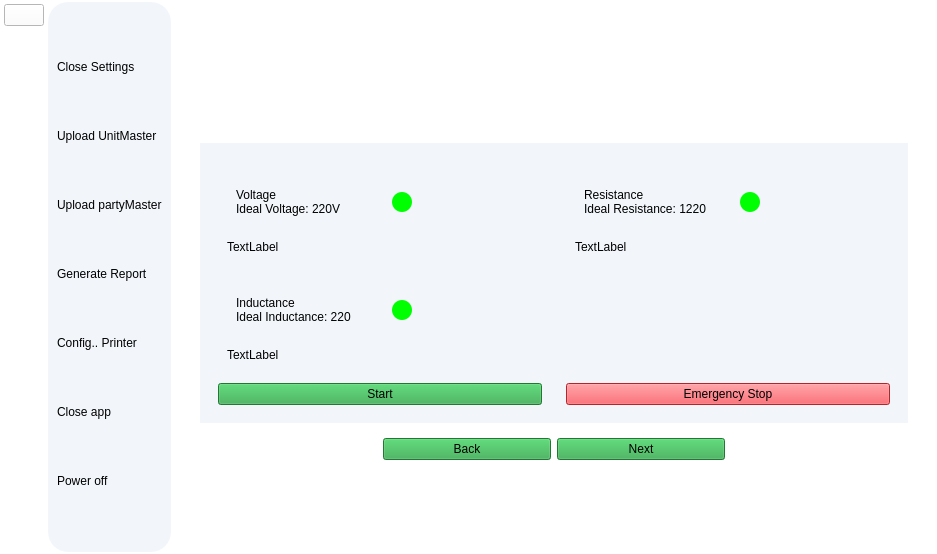
First picture: the form in frontend/v1.ui, repository adityakhode/MPUTESTER, before the edit.
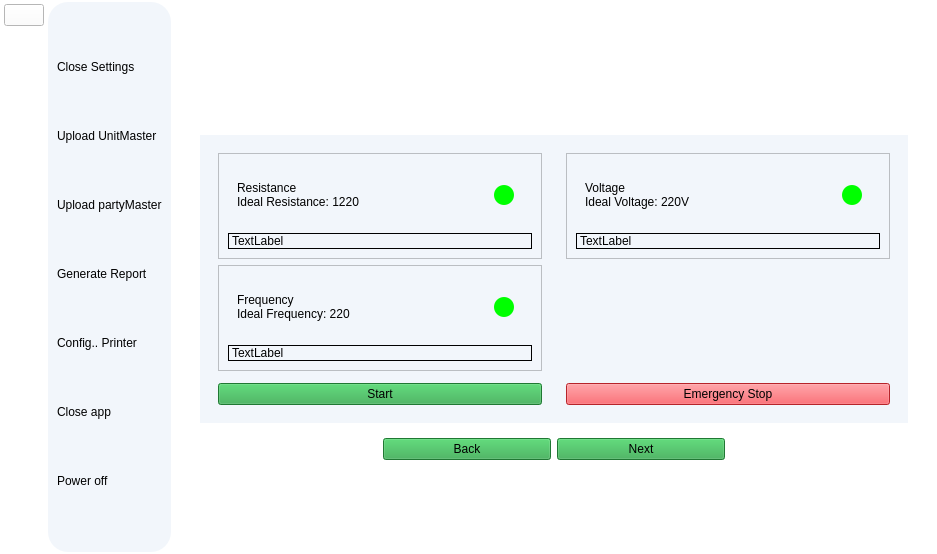
Second picture: the form after the edit. The open tabs and pages were chosen to show the change. Icons and pictures are not drawn.

What changed in the file:
```diff
--- a/frontend/v1.ui
+++ b/frontend/v1.ui
@@ -267,6 +267,9 @@
       <property name="frameShape">
        <enum>QFrame::NoFrame</enum>
       </property>
+      <property name="frameShadow">
+       <enum>QFrame::Raised</enum>
+      </property>
       <layout class="QVBoxLayout" name="verticalLayout_22">
        <item>
         <widget class="QFrame" name="headerFrame">
@@ -296,6 +299,9 @@
          <property name="frameShape">
           <enum>QFrame::NoFrame</enum>
          </property>
+         <property name="frameShadow">
+          <enum>QFrame::Raised</enum>
+         </property>
          <layout class="QHBoxLayout" name="horizontalLayout_7">
           <property name="spacing">
            <number>0</number>
@@ -672,6 +678,9 @@
              <property name="frameShape">
               <enum>QFrame::NoFrame</enum>
              </property>
+             <property name="frameShadow">
+              <enum>QFrame::Raised</enum>
+             </property>
              <layout class="QVBoxLayout" name="verticalLayout_12">
               <item>
                <widget class="QFrame" name="subFrame_4">
@@ -687,12 +696,18 @@
                 <property name="frameShape">
                  <enum>QFrame::NoFrame</enum>
                 </property>
+                <property name="frameShadow">
+                 <enum>QFrame::Raised</enum>
+                </property>
                 <layout class="QHBoxLayout" name="horizontalLayout_30">
                  <item>
                   <widget class="QFrame" name="leftSubFrame_2">
                    <property name="frameShape">
                     <enum>QFrame::NoFrame</enum>
                    </property>
+                   <property name="frameShadow">
+                    <enum>QFrame::Raised</enum>
+                   </property>
                    <layout class="QVBoxLayout" name="verticalLayout_13">
                     <item>
                      <widget class="QFrame" name="voltageFrame">
@@ -700,7 +715,10 @@
                        <string notr="true"/>
                       </property>
                       <property name="frameShape">
-                       <enum>QFrame::NoFrame</enum>
+                       <enum>QFrame::StyledPanel</enum>
+                      </property>
+                      <property name="frameShadow">
+                       <enum>QFrame::Raised</enum>
                       </property>
                       <layout class="QVBoxLayout" name="verticalLayout_2">
                        <item>
@@ -708,13 +726,19 @@
                          <property name="frameShape">
                           <enum>QFrame::NoFrame</enum>
                          </property>
+                         <property name="frameShadow">
+                          <enum>QFrame::Raised</enum>
+                         </property>
                          <layout class="QHBoxLayout" name="horizontalLayout_36">
                           <item>
-                           <widget class="QFrame" name="voltageSubFrame_2">
+                           <widget class="QFrame" name="resistanceSubFrame_2">
                             <property name="frameShape">
                              <enum>QFrame::NoFrame</enum>
                             </property>
-                            <layout class="QVBoxLayout" name="verticalLayout_19">
+                            <property name="frameShadow">
+                             <enum>QFrame::Raised</enum>
+                            </property>
+                            <layout class="QVBoxLayout" name="verticalLayout_17">
                              <property name="spacing">
                               <number>0</number>
                              </property>
@@ -722,7 +746,7 @@
                               <number>0</number>
                              </property>
                              <item>
-                              <widget class="QLabel" name="voltageLabel">
+                              <widget class="QLabel" name="resistanceLabel">
                                <property name="sizePolicy">
                                 <sizepolicy hsizetype="Preferred" vsizetype="Fixed">
                                  <horstretch>0</horstretch>
@@ -730,12 +754,12 @@
                                 </sizepolicy>
                                </property>
                                <property name="text">
-                                <string>Voltage</string>
+                                <string>Resistance</string>
                                </property>
                               </widget>
                              </item>
                              <item>
-                              <widget class="QLabel" name="voltageValue">
+                              <widget class="QLabel" name="resistanceValue">
                                <property name="sizePolicy">
                                 <sizepolicy hsizetype="Preferred" vsizetype="Fixed">
                                  <horstretch>0</horstretch>
@@ -743,7 +767,7 @@
                                 </sizepolicy>
                                </property>
                                <property name="text">
-                                <string>Ideal Voltage: 220V</string>
+                                <string>Ideal Resistance: 1220</string>
                                </property>
                               </widget>
                              </item>
@@ -751,13 +775,16 @@
                            </widget>
                           </item>
                           <item>
-                           <widget class="QFrame" name="voltageStatusFrame">
+                           <widget class="QFrame" name="resistanceSubFrame_3">
                             <property name="frameShape">
                              <enum>QFrame::NoFrame</enum>
                             </property>
-                            <layout class="QVBoxLayout" name="verticalLayout_20">
-                             <item>
-                              <widget class="QLabel" name="voltageStatus">
+                            <property name="frameShadow">
+                             <enum>QFrame::Raised</enum>
+                            </property>
+                            <layout class="QVBoxLayout" name="verticalLayout_18">
+                             <item alignment="Qt::AlignRight">
+                              <widget class="QLabel" name="resistanceStatus">
                                <property name="minimumSize">
                                 <size>
                                  <width>20</width>
@@ -786,7 +813,7 @@
                         </widget>
                        </item>
                        <item>
-                        <widget class="QLabel" name="voltageCalculatedValue">
+                        <widget class="QLabel" name="resistanceCalculatedValue">
                          <property name="sizePolicy">
                           <sizepolicy hsizetype="Preferred" vsizetype="Fixed">
                            <horstretch>0</horstretch>
@@ -794,7 +821,7 @@
                           </sizepolicy>
                          </property>
                          <property name="frameShape">
-                          <enum>QFrame::NoFrame</enum>
+                          <enum>QFrame::Panel</enum>
                          </property>
                          <property name="text">
                           <string>TextLabel</string>
@@ -807,7 +834,10 @@
                     <item>
                      <widget class="QFrame" name="inductanceFrame">
                       <property name="frameShape">
-                       <enum>QFrame::NoFrame</enum>
+                       <enum>QFrame::StyledPanel</enum>
+                      </property>
+                      <property name="frameShadow">
+                       <enum>QFrame::Raised</enum>
                       </property>
                       <layout class="QVBoxLayout" name="verticalLayout_3">
                        <item>
@@ -815,12 +845,18 @@
                          <property name="frameShape">
                           <enum>QFrame::NoFrame</enum>
                          </property>
+                         <property name="frameShadow">
+                          <enum>QFrame::Raised</enum>
+                         </property>
                          <layout class="QHBoxLayout" name="horizontalLayout_32">
                           <item>
                            <widget class="QFrame" name="inductanceSubFrame">
                             <property name="frameShape">
                              <enum>QFrame::NoFrame</enum>
                             </property>
+                            <property name="frameShadow">
+                             <enum>QFrame::Raised</enum>
+                            </property>
                             <layout class="QVBoxLayout" name="verticalLayout_15">
                              <property name="spacing">
                               <number>0</number>
@@ -837,7 +873,7 @@
                                 </sizepolicy>
                                </property>
                                <property name="text">
-                                <string>Inductance</string>
+                                <string>Frequency</string>
                                </property>
                               </widget>
                              </item>
@@ -850,7 +886,7 @@
                                 </sizepolicy>
                                </property>
                                <property name="text">
-                                <string>Ideal Inductance: 220</string>
+                                <string>Ideal Frequency: 220</string>
                                </property>
                               </widget>
                              </item>
@@ -862,9 +898,12 @@
                             <property name="frameShape">
                              <enum>QFrame::NoFrame</enum>
                             </property>
+                            <property name="frameShadow">
+                             <enum>QFrame::Raised</enum>
+                            </property>
                             <layout class="QVBoxLayout" name="verticalLayout_16">
-                             <item>
-                              <widget class="QLabel" name="inductanceStatus">
+                             <item alignment="Qt::AlignRight">
+                              <widget class="QLabel" name="frequencyStatus">
                                <property name="minimumSize">
                                 <size>
                                  <width>20</width>
@@ -901,7 +940,7 @@
                           </sizepolicy>
                          </property>
                          <property name="frameShape">
-                          <enum>QFrame::NoFrame</enum>
+                          <enum>QFrame::Panel</enum>
                          </property>
                          <property name="text">
                           <string>TextLabel</string>
@@ -942,11 +981,17 @@
                    <property name="frameShape">
                     <enum>QFrame::NoFrame</enum>
                    </property>
+                   <property name="frameShadow">
+                    <enum>QFrame::Raised</enum>
+                   </property>
                    <layout class="QVBoxLayout" name="verticalLayout_14">
                     <item>
                      <widget class="QFrame" name="resistanceFrame">
                       <property name="frameShape">
-                       <enum>QFrame::NoFrame</enum>
+                       <enum>QFrame::StyledPanel</enum>
+                      </property>
+                      <property name="frameShadow">
+                       <enum>QFrame::Raised</enum>
                       </property>
                       <layout class="QVBoxLayout" name="verticalLayout_4">
                        <item>
@@ -954,13 +999,19 @@
                          <property name="frameShape">
                           <enum>QFrame::NoFrame</enum>
                          </property>
+                         <property name="frameShadow">
+                          <enum>QFrame::Raised</enum>
+                         </property>
                          <layout class="QHBoxLayout" name="horizontalLayout_35">
                           <item>
-                           <widget class="QFrame" name="frame_58">
+                           <widget class="QFrame" name="voltageSubFrame_2">
                             <property name="frameShape">
                              <enum>QFrame::NoFrame</enum>
                             </property>
-                            <layout class="QVBoxLayout" name="verticalLayout_17">
+                            <property name="frameShadow">
+                             <enum>QFrame::Raised</enum>
+                            </property>
+                            <layout class="QVBoxLayout" name="verticalLayout_19">
                              <property name="spacing">
                               <number>0</number>
                              </property>
@@ -968,7 +1019,7 @@
                               <number>0</number>
                              </property>
                              <item>
-                              <widget class="QLabel" name="resistanceLabel">
+                              <widget class="QLabel" name="voltageLabel">
                                <property name="sizePolicy">
                                 <sizepolicy hsizetype="Preferred" vsizetype="Fixed">
                                  <horstretch>0</horstretch>
@@ -976,12 +1027,12 @@
                                 </sizepolicy>
                                </property>
                                <property name="text">
-                                <string>Resistance</string>
+                                <string>Voltage</string>
                                </property>
                               </widget>
                              </item>
                              <item>
-                              <widget class="QLabel" name="resistanceValue">
+                              <widget class="QLabel" name="voltageValue">
                                <property name="sizePolicy">
                                 <sizepolicy hsizetype="Preferred" vsizetype="Fixed">
                                  <horstretch>0</horstretch>
@@ -989,7 +1040,7 @@
                                 </sizepolicy>
                                </property>
                                <property name="text">
-                                <string>Ideal Resistance: 1220</string>
+                                <string>Ideal Voltage: 220V</string>
                                </property>
                               </widget>
                              </item>
@@ -997,13 +1048,16 @@
                            </widget>
                           </item>
                           <item>
-                           <widget class="QFrame" name="frame_59">
+                           <widget class="QFrame" name="voltageStatusFrame">
                             <property name="frameShape">
                              <enum>QFrame::NoFrame</enum>
                             </property>
-                            <layout class="QVBoxLayout" name="verticalLayout_18">
-                             <item>
-                              <widget class="QLabel" name="resistanceStatus">
+                            <property name="frameShadow">
+                             <enum>QFrame::Raised</enum>
+                            </property>
+                            <layout class="QVBoxLayout" name="verticalLayout_20">
+                             <item alignment="Qt::AlignRight">
+                              <widget class="QLabel" name="voltageStatus">
                                <property name="minimumSize">
                                 <size>
                                  <width>20</width>
@@ -1032,7 +1086,7 @@
                         </widget>
                        </item>
                        <item>
-                        <widget class="QLabel" name="resistanceCalculatedValue">
+                        <widget class="QLabel" name="voltageCalculatedValue">
                          <property name="sizePolicy">
                           <sizepolicy hsizetype="Preferred" vsizetype="Fixed">
                            <horstretch>0</horstretch>
@@ -1040,7 +1094,7 @@
                           </sizepolicy>
                          </property>
                          <property name="frameShape">
-                          <enum>QFrame::NoFrame</enum>
+                          <enum>QFrame::Panel</enum>
                          </property>
                          <property name="text">
                           <string>TextLabel</string>
@@ -1061,6 +1115,9 @@
                       <property name="frameShape">
                        <enum>QFrame::NoFrame</enum>
                       </property>
+                      <property name="frameShadow">
+                       <enum>QFrame::Raised</enum>
+                      </property>
                       <layout class="QHBoxLayout" name="horizontalLayout_38"/>
                      </widget>
                     </item>
```
Left out of the diff: 211 changed lines with no effect on the pictures.
